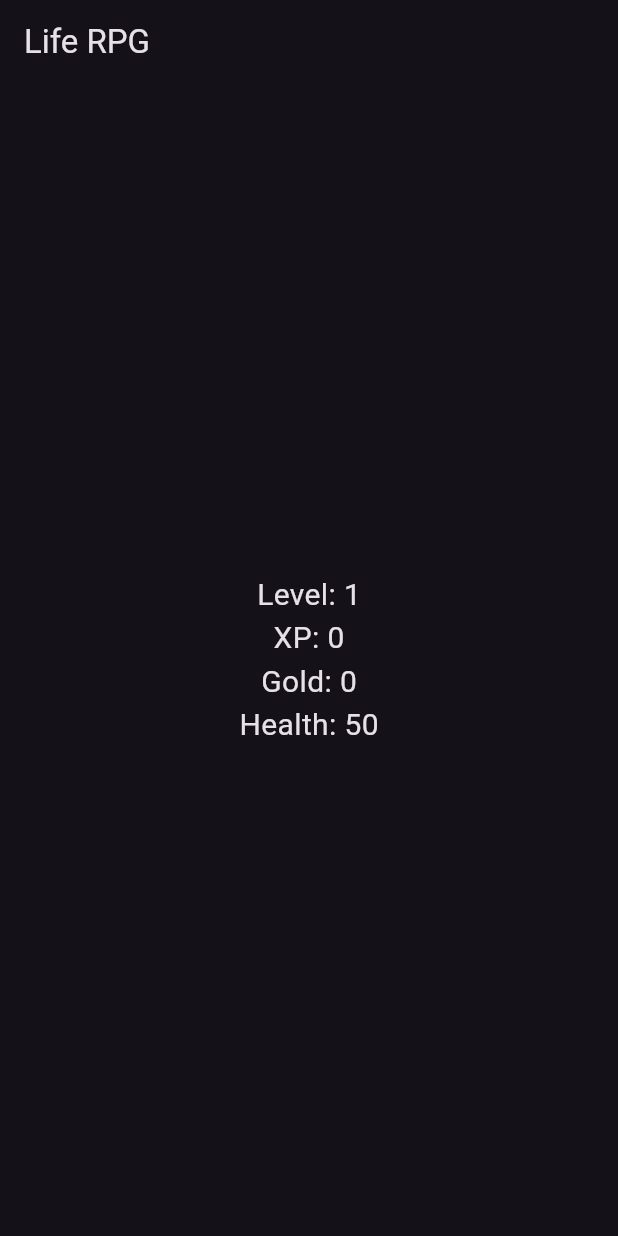
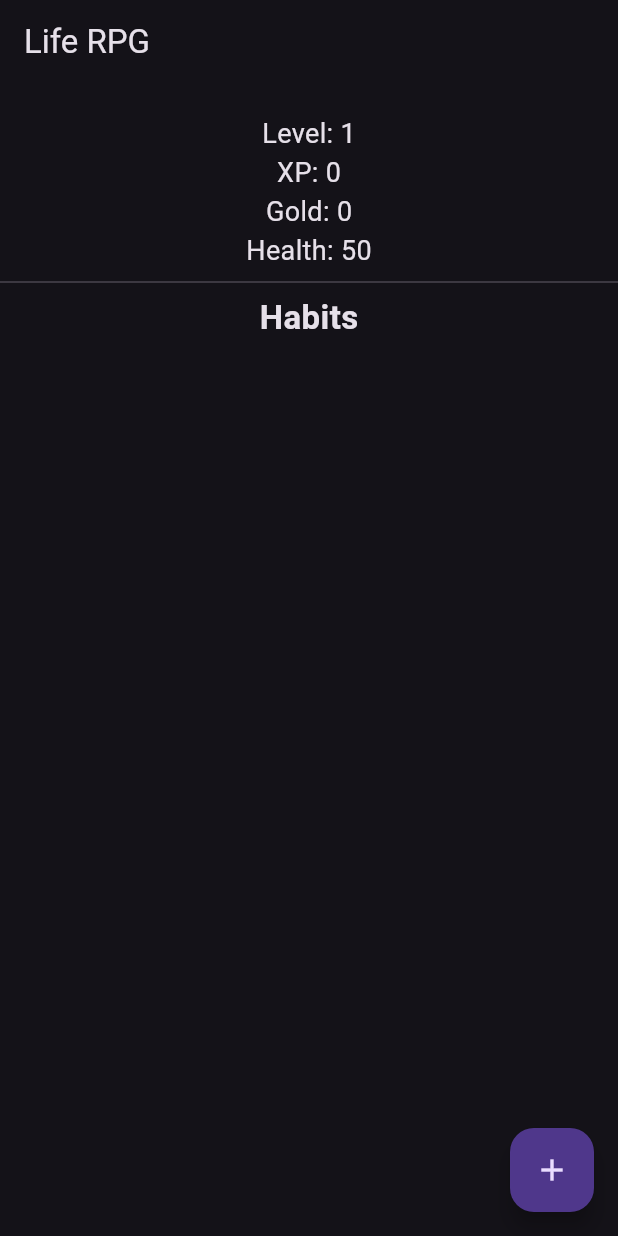
Before and after one commit to harhyd07-oss/life_rpg, a Flutter app: the screen it shows after launch, on a phone screen of 412 x 824 dp. Run offline on Flutter 3.47's test engine with Material 3 defaults, Android fonts, the phone set to English and light mode, and no system bars; our stand-ins replace flutter_riverpod.

Commit message:
added habit list UI and habit interaction

```diff
--- a/lib/ui/dashboard_screen.dart
+++ b/lib/ui/dashboard_screen.dart
@@ -1,6 +1,7 @@
 import 'package:flutter/material.dart';
 import 'package:flutter_riverpod/flutter_riverpod.dart';
 import '../player/player_provider.dart';
+import '../tasks/habit_provider.dart';
 
 class DashboardScreen extends ConsumerWidget {
   const DashboardScreen({super.key});
@@ -8,25 +9,54 @@ class DashboardScreen extends ConsumerWidget {
   @override
   Widget build(BuildContext context, WidgetRef ref) {
     final player = ref.watch(playerProvider);
+    final habits = ref.watch(habitProvider);
 
     return Scaffold(
       appBar: AppBar(title: const Text("Life RPG")),
-      body: Center(
-        child: Column(
-          mainAxisAlignment: MainAxisAlignment.center,
-          children: [
-            Text(
-              "Level: ${player.level}",
-              style: const TextStyle(fontSize: 20),
+      floatingActionButton: FloatingActionButton(
+        onPressed: () {
+          ref.read(habitProvider.notifier).addHabit("New Habit");
+        },
+        child: const Icon(Icons.add),
+      ),
+      body: Column(
+        children: [
+          const SizedBox(height: 20),
+
+          Text("Level: ${player.level}", style: const TextStyle(fontSize: 18)),
+          Text("XP: ${player.xp}", style: const TextStyle(fontSize: 18)),
+          Text("Gold: ${player.gold}", style: const TextStyle(fontSize: 18)),
+          Text(
+            "Health: ${player.health}",
+            style: const TextStyle(fontSize: 18),
+          ),
+
+          const Divider(),
+
+          const Text(
+            "Habits",
+            style: TextStyle(fontSize: 22, fontWeight: FontWeight.bold),
+          ),
+
+          Expanded(
+            child: ListView.builder(
+              itemCount: habits.length,
+              itemBuilder: (context, index) {
+                final habit = habits[index];
+
+                return ListTile(
+                  title: Text(habit.title),
+                  trailing: IconButton(
+                    icon: const Icon(Icons.check),
+                    onPressed: () {
+                      ref.read(habitProvider.notifier).completeHabit(habit.id);
+                    },
+                  ),
+                );
+              },
             ),
-            Text("XP: ${player.xp}", style: const TextStyle(fontSize: 20)),
-            Text("Gold: ${player.gold}", style: const TextStyle(fontSize: 20)),
-            Text(
-              "Health: ${player.health}",
-              style: const TextStyle(fontSize: 20),
-            ),
-          ],
-        ),
+          ),
+        ],
       ),
     );
   }
```
